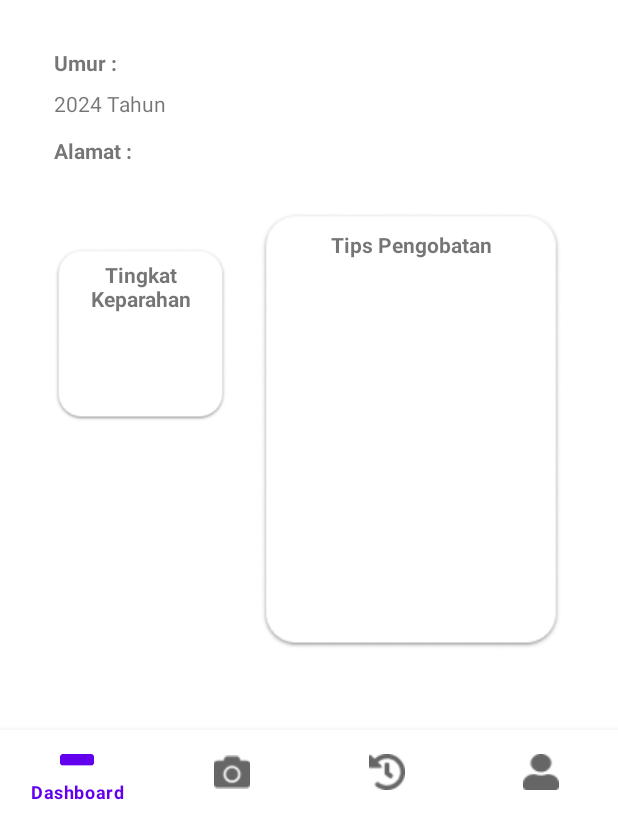
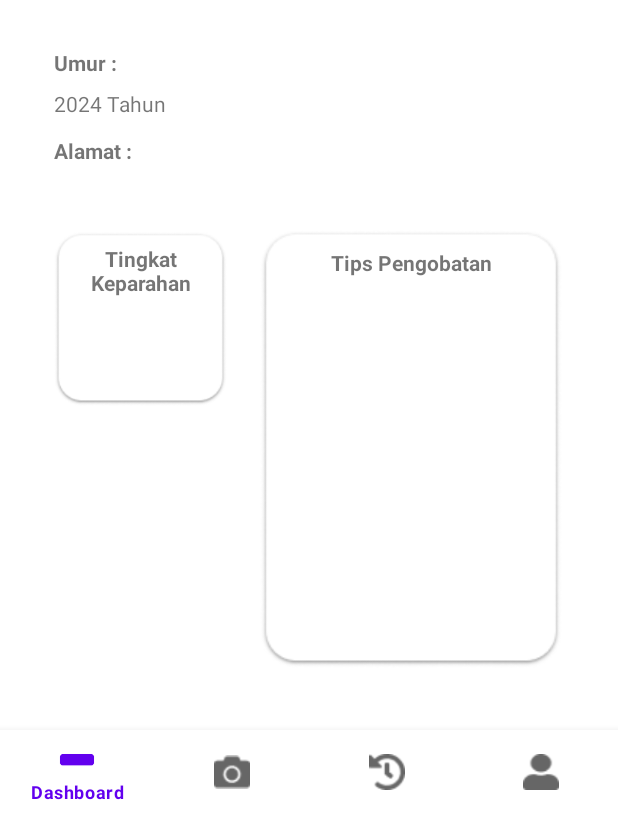
Before and after one commit to jessicas16/BangkitKneeCheck, an Android app: the DetailHistoryFragment screen opened through its navigation route, on a phone screen of 412 x 824 dp, the part 422-1236 px from its top. Run offline under Robolectric (Android 15) with nearby library versions, the phone set to English and light mode, and no system bars; our stand-ins replace navigation-ui; libraries missing offline, so code that uses them is left out: com.github.mikephil.charting; pictures from the network do not load; 5 statements that could not run were skipped.

Commit message:
ocd moment

```diff
--- a/app/src/main/res/layout/fragment_detail_history.xml
+++ b/app/src/main/res/layout/fragment_detail_history.xml
@@ -163,7 +163,7 @@
         android:layout_width="205dp"
         android:layout_height="292dp"
         android:layout_marginStart="20dp"
-        android:layout_marginTop="4dp"
+        android:layout_marginTop="16dp"
         android:src="@drawable/rectangle_tips_pengobatan"
         app:layout_constraintStart_toEndOf="@+id/imageView5"
         app:layout_constraintTop_toBottomOf="@+id/tvAlamatPasienDetailHistory" />
@@ -173,7 +173,7 @@
         android:layout_width="115dp"
         android:layout_height="140dp"
         android:layout_marginStart="36dp"
-        android:layout_marginTop="16dp"
+        android:layout_marginTop="5dp"
         android:src="@drawable/rectangle_hasil_scan1"
         app:layout_constraintStart_toStartOf="parent"
         app:layout_constraintTop_toBottomOf="@+id/tvAlamatPasienDetailHistory" />
```
